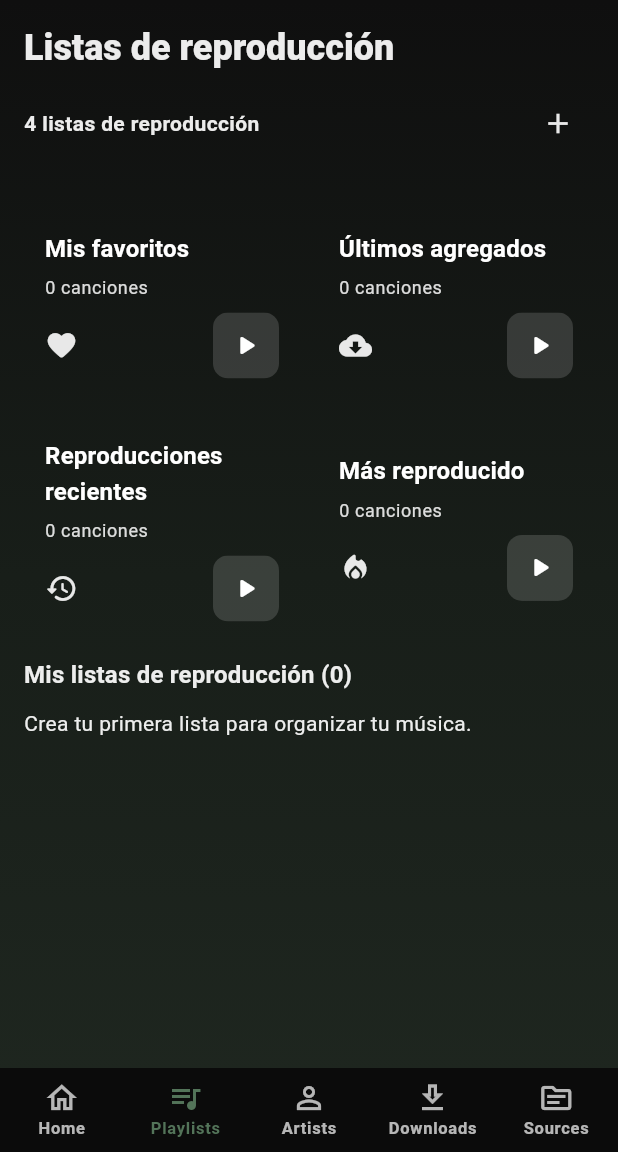
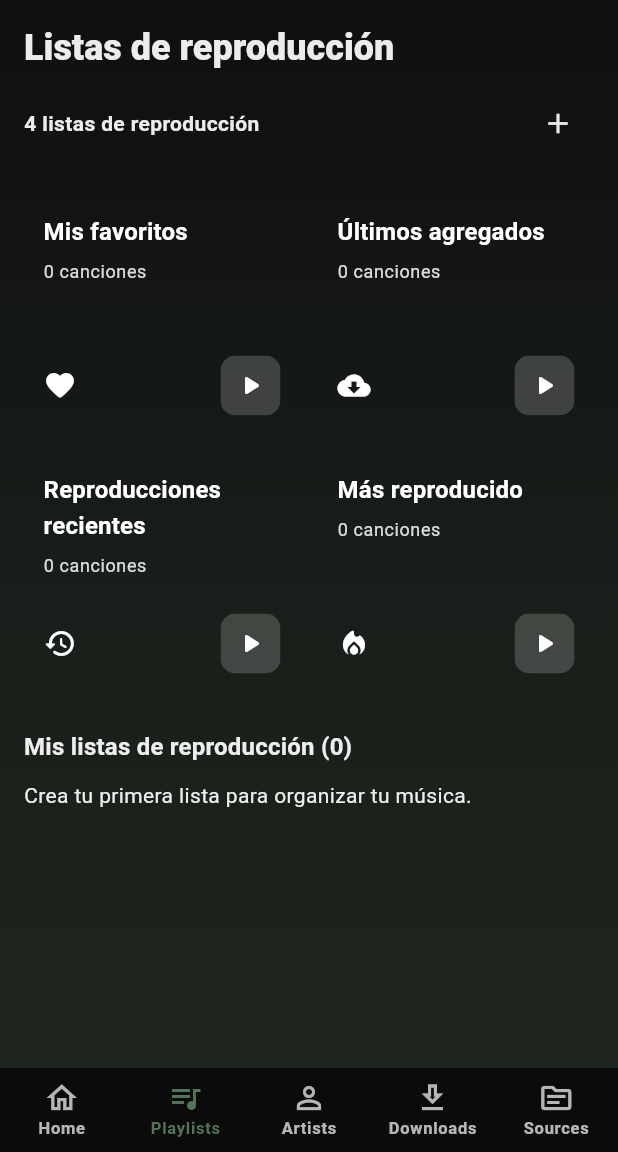
Before and after one commit to varasjona-24/Front, a Flutter app: the PlaylistsPage screen opened by its route, on a phone screen of 412 x 824 dp, the part 84-1236 px from its top. Run offline on Flutter 3.47's test engine with Material 3 defaults, Android fonts, the phone set to English and light mode, and no system bars; our stand-ins replace dio, file_picker, flutter_svg, get, get_storage, just_audio and 2 more; missing offline and left inert: app_settings, audio_session; accounts and stored records are empty.

Commit message:
arreglo de ui de olaylist

```diff
--- a/lib/Modules/playlists/view/playlists_page.dart
+++ b/lib/Modules/playlists/view/playlists_page.dart
@@ -174,7 +174,7 @@ class PlaylistsPage extends GetView<PlaylistsController> {
         crossAxisCount: 2,
         crossAxisSpacing: 12,
         mainAxisSpacing: 12,
-        childAspectRatio: 1.35,
+        childAspectRatio: 1.15,
       ),
       itemBuilder: (context, index) {
         final data = smart[index];
@@ -528,6 +528,7 @@ class _SmartPlaylistCard extends StatelessWidget {
   @override
   Widget build(BuildContext context) {
     final theme = Theme.of(context);
+    final isDark = theme.brightness == Brightness.dark;
     final thumb = data.items.isNotEmpty ? data.items.first.effectiveThumbnail : null;
     ImageProvider? provider;
     if (thumb != null && thumb.isNotEmpty) {
@@ -535,6 +536,12 @@ class _SmartPlaylistCard extends StatelessWidget {
           ? NetworkImage(thumb)
           : FileImage(File(thumb));
     }
+
+    final textColor = isDark ? Colors.white : theme.colorScheme.onSurface;
+    final subColor = isDark
+        ? Colors.white.withOpacity(0.85)
+        : theme.colorScheme.onSurfaceVariant;
+    final iconColor = isDark ? Colors.white : theme.colorScheme.onSurface;
 
     return InkWell(
       borderRadius: BorderRadius.circular(16),
@@ -547,19 +554,28 @@ class _SmartPlaylistCard extends StatelessWidget {
             end: Alignment.bottomRight,
           ),
           borderRadius: BorderRadius.circular(16),
+          border: Border.all(
+            color: Colors.black.withOpacity(isDark ? 0.12 : 0.08),
+          ),
+          boxShadow: [
+            BoxShadow(
+              blurRadius: 18,
+              offset: const Offset(0, 10),
+              color: Colors.black.withOpacity(isDark ? 0.35 : 0.2),
+            ),
+          ],
         ),
         child: Padding(
-          padding: const EdgeInsets.all(14),
+          padding: const EdgeInsets.all(12),
           child: Column(
             crossAxisAlignment: CrossAxisAlignment.start,
             children: [
-              const Spacer(),
               Text(
                 data.title,
                 maxLines: 2,
                 overflow: TextOverflow.ellipsis,
                 style: theme.textTheme.titleMedium?.copyWith(
-                  color: Colors.white,
+                  color: textColor,
                   fontWeight: FontWeight.w700,
                 ),
               ),
@@ -567,24 +583,23 @@ class _SmartPlaylistCard extends StatelessWidget {
               Text(
                 '${data.items.length} canciones',
                 style: theme.textTheme.bodySmall?.copyWith(
-                  color: Colors.white.withOpacity(0.85),
+                  color: subColor,
                 ),
               ),
-              const SizedBox(height: 8),
+              const Spacer(),
               Row(
                 children: [
-                  Icon(data.icon, color: Colors.white.withOpacity(0.9)),
+                  Icon(data.icon, color: iconColor),
                   const Spacer(),
                   ClipRRect(
                     borderRadius: BorderRadius.circular(10),
                     child: Container(
-                      width: 44,
-                      height: 44,
-                      color: Colors.white.withOpacity(0.15),
+                      width: 40,
+                      height: 40,
+                      color: Colors.white.withOpacity(isDark ? 0.18 : 0.22),
                       child: provider != null
                           ? Image(image: provider, fit: BoxFit.cover)
-                          : const Icon(Icons.play_arrow_rounded,
-                              color: Colors.white),
+                          : Icon(Icons.play_arrow_rounded, color: iconColor),
                     ),
                   ),
                 ],
```
